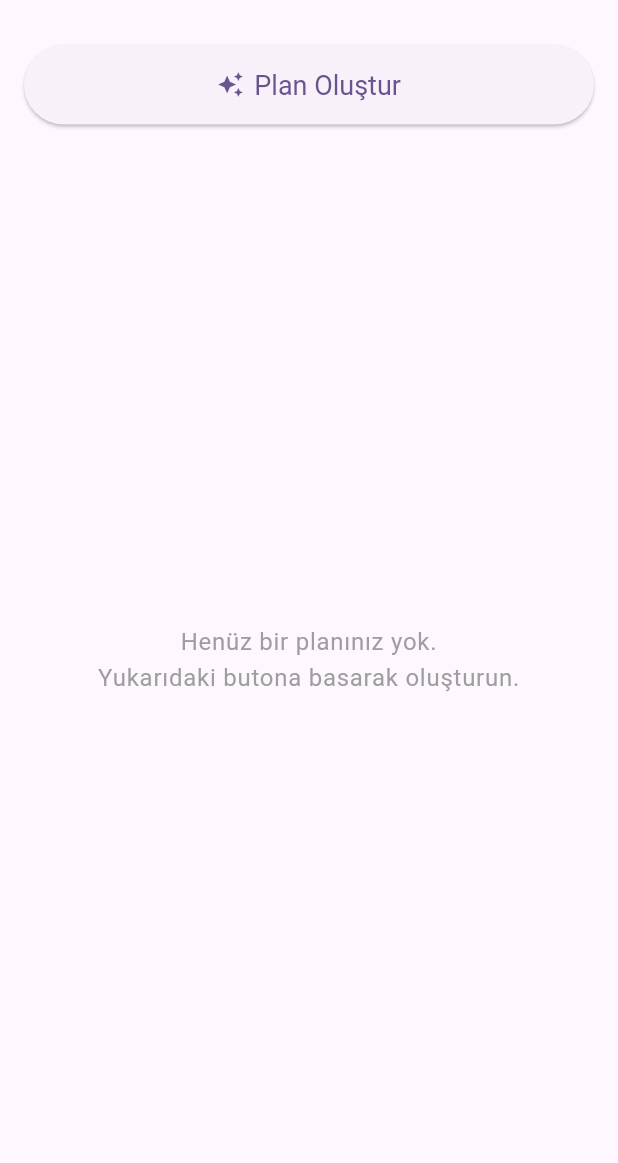
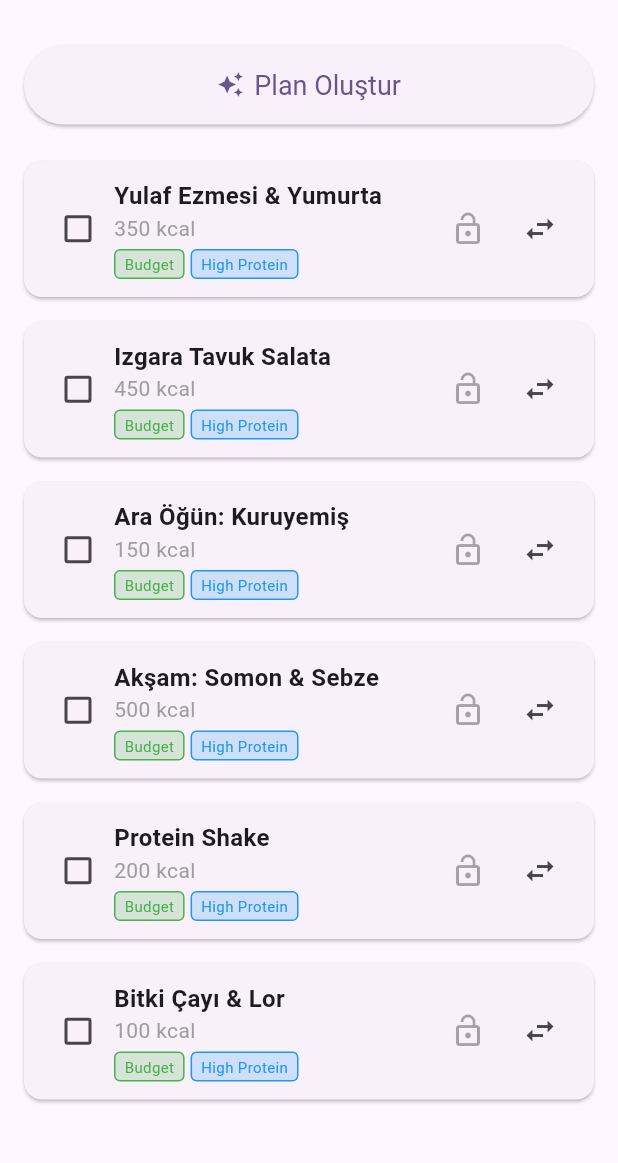
Before and after one commit to lastlord444/ZindeAI_app, a Flutter app: the screen it shows after launch, on a phone screen of 412 x 824 dp, the part 63-1226 px from its top. Run offline on Flutter 3.47's test engine with Material 3 defaults, Android fonts, the phone set to English and light mode, and no system bars; our stand-ins replace dio, equatable, flutter_dotenv, shared_preferences; statements that could not run were skipped.

Commit message:
MVP: Nutrition kart etkileşimleri (swap/lock/consumed + rozetler)

```diff
--- a/lib/screens/generate_plan_screen.dart
+++ b/lib/screens/generate_plan_screen.dart
@@ -4,6 +4,7 @@ import '../services/plan_service.dart';
 import '../services/models/plan_models.dart';
 import '../services/models/plan_request.dart';
 import '../widgets/week_view.dart';
+import '../widgets/meal_card.dart';
 
 class GeneratePlanScreen extends StatefulWidget {
   final PlanService? planService;
@@ -99,15 +100,17 @@ class _GeneratePlanScreenState extends State<GeneratePlanScreen> {
               ),
             ),
           Expanded(
-            child: _currentPlan == null
-                ? Center(
-                    child: Text(
-                      'Henüz bir planınız yok.\nYukarıdaki butona basarak oluşturun.',
-                      textAlign: TextAlign.center,
-                      style: Theme.of(context).textTheme.bodyLarge?.copyWith(color: Colors.grey),
-                    ),
-                  )
-                : WeekView(plan: _currentPlan!),
+            child: ListView(
+              padding: const EdgeInsets.only(bottom: 20),
+              children: const [
+                 MealCard(mealName: "Yulaf Ezmesi & Yumurta", calories: "350", alternatives: ["Menemen", "Toast"]),
+                 MealCard(mealName: "Izgara Tavuk Salata", calories: "450", alternatives: ["Ton Balıklı Salata", "Mercimek Çorbası"]),
+                 MealCard(mealName: "Ara Öğün: Kuruyemiş", calories: "150"),
+                 MealCard(mealName: "Akşam: Somon & Sebze", calories: "500", alternatives: ["Köfte & Piyaz"]),
+                 MealCard(mealName: "Protein Shake", calories: "200"),
+                 MealCard(mealName: "Bitki Çayı & Lor", calories: "100"),
+              ],
+            ),
           ),
         ],
       ),
--- /dev/null
+++ b/lib/widgets/meal_card.dart
@@ -0,0 +1,156 @@
+import 'package:flutter/material.dart';
+import 'package:shared_preferences/shared_preferences.dart';
+
+class MealCard extends StatefulWidget {
+  final String mealName;
+  final String calories;
+  final List<String> alternatives;
+  final bool initialLocked;
+  final bool initialConsumed;
+
+  const MealCard({
+    super.key,
+    required this.mealName,
+    required this.calories,
+    this.alternatives = const [],
+    this.initialLocked = false,
+    this.initialConsumed = false,
+  });
+
+  @override
+  State<MealCard> createState() => _MealCardState();
+}
+
+class _MealCardState extends State<MealCard> {
+  late bool isLocked;
+  late bool isConsumed;
+  late String currentMeal;
+
+  @override
+  void initState() {
+    super.initState();
+    isLocked = widget.initialLocked;
+    isConsumed = widget.initialConsumed;
+    currentMeal = widget.mealName;
+    _loadState();
+  }
+
+  Future<void> _loadState() async {
+    final prefs = await SharedPreferences.getInstance();
+    setState(() {
+      isConsumed = prefs.getBool('consumed_${widget.mealName}') ?? widget.initialConsumed;
+    });
+  }
+
+  Future<void> _toggleConsumed(bool? value) async {
+    final newValue = value ?? false;
+    setState(() {
+      isConsumed = newValue;
+    });
+    final prefs = await SharedPreferences.getInstance();
+    await prefs.setBool('consumed_${widget.mealName}', newValue);
+  }
+
+  void _showSwapModal() {
+    if (isLocked) return;
+
+    showModalBottomSheet(
+      context: context,
+      builder: (context) {
+        return Container(
+          padding: const EdgeInsets.all(16),
+          child: Column(
+            mainAxisSize: MainAxisSize.min,
+            children: [
+              const Text("Alternatif Seçin", style: TextStyle(fontSize: 18, fontWeight: FontWeight.bold)),
+              const SizedBox(height: 10),
+              if (widget.alternatives.isEmpty)
+                const Text("Alternatif yok.")
+              else
+                ...widget.alternatives.map((alt) => ListTile(
+                      title: Text(alt),
+                      onTap: () {
+                        setState(() {
+                          currentMeal = alt;
+                        });
+                        Navigator.pop(context);
+                      },
+                    )),
+            ],
+          ),
+        );
+      },
+    );
+  }
+
+  @override
+  Widget build(BuildContext context) {
+    return Card(
+      margin: const EdgeInsets.symmetric(vertical: 8, horizontal: 16),
+      child: Padding(
+        padding: const EdgeInsets.all(12.0),
+        child: Column(
+          children: [
+            Row(
+              children: [
+                // Checkbox for Consumed
+                Checkbox(
+                  value: isConsumed,
+                  onChanged: _toggleConsumed,
+                ),
+                Expanded(
+                  child: Column(
+                    crossAxisAlignment: CrossAxisAlignment.start,
+                    children: [
+                      Text(
+                        currentMeal,
+                        style: TextStyle(
+                          fontSize: 16,
+                          fontWeight: FontWeight.bold,
+                          decoration: isConsumed ? TextDecoration.lineThrough : null,
+                        ),
+                      ),
+                      Text("${widget.calories} kcal", style: const TextStyle(color: Colors.grey)),
+                      const SizedBox(height: 4),
+                      // Mock Badges
+                      Row(
+                        children: [
+                          _buildBadge("Budget", Colors.green),
+                          const SizedBox(width: 4),
+                          _buildBadge("High Protein", Colors.blue),
+                        ],
+                      )
+                    ],
+                  ),
+                ),
+                // Lock Button
+                IconButton(
+                  icon: Icon(isLocked ? Icons.lock : Icons.lock_open),
+                  color: isLocked ? Colors.red : Colors.grey,
+                  onPressed: _toggleLock,
+                ),
+                // Swap Button
+                IconButton(
+                  icon: const Icon(Icons.swap_horiz),
+                  onPressed: isLocked ? null : _showSwapModal,
+                ),
+              ],
+            ),
+          ],
+        ),
+      ),
+    );
+  }
+
+  Widget _buildBadge(String text, Color color) {
+    return Container(
+      padding: const EdgeInsets.symmetric(horizontal: 6, vertical: 2),
+      decoration: BoxDecoration(
+        color: color.withOpacity(0.2),
+        borderRadius: BorderRadius.circular(4),
+        border: Border.all(color: color),
+      ),
+      child: Text(text, style: TextStyle(fontSize: 10, color: color)),
+    );
+  }
+}
--- a/pubspec.yaml
+++ b/pubspec.yaml
@@ -42,6 +42,7 @@ dependencies:
   flutter_dotenv: ^6.0.0
   json_annotation: ^4.9.0
   equatable: ^2.0.8
+  shared_preferences: ^2.2.2
 
 
 dev_dependencies:
```
